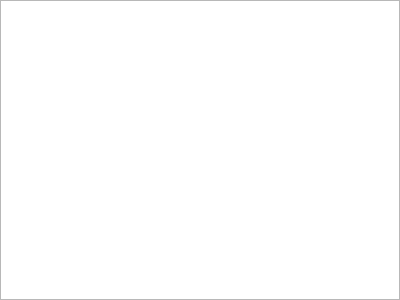
Above: Forms/VocabularyWordsWidget.ui from iatanasov77/qvocabulary before the change. Below: the same form after it.
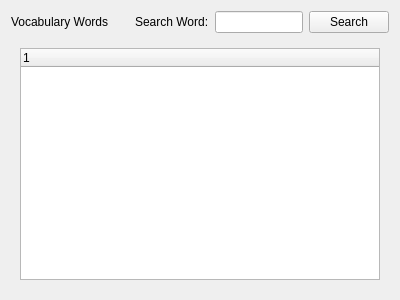
That is the form after the change. The open tabs and pages were chosen to show the change.

Commit message: Search Vocabulary Feature

The edit to the form file:
```diff
--- a/Forms/VocabularyWordsWidget.ui
+++ b/Forms/VocabularyWordsWidget.ui
@@ -14,23 +14,73 @@
    <string>Frame</string>
   </property>
   <layout class="QVBoxLayout" name="verticalLayout">
-   <property name="spacing">
-    <number>0</number>
-   </property>
-   <property name="leftMargin">
-    <number>0</number>
-   </property>
-   <property name="topMargin">
-    <number>0</number>
-   </property>
-   <property name="rightMargin">
-    <number>0</number>
-   </property>
-   <property name="bottomMargin">
-    <number>0</number>
-   </property>
    <item>
-    <widget class="QTableView" name="tableView"/>
+    <layout class="QHBoxLayout" name="horizontalLayout">
+     <item>
+      <widget class="QLabel" name="label_2">
+       <property name="text">
+        <string>Vocabulary Words</string>
+       </property>
+      </widget>
+     </item>
+     <item>
+      <spacer name="horizontalSpacer">
+       <property name="orientation">
+        <enum>Qt::Horizontal</enum>
+       </property>
+       <property name="sizeHint" stdset="0">
+        <size>
+         <width>40</width>
+         <height>20</height>
+        </size>
+       </property>
+      </spacer>
+     </item>
+     <item>
+      <widget class="QLabel" name="label">
+       <property name="text">
+        <string>Search Word:</string>
+       </property>
+      </widget>
+     </item>
+     <item>
+      <widget class="QLineEdit" name="leSearch"/>
+     </item>
+     <item>
+      <widget class="QPushButton" name="btnSearch">
+       <property name="text">
+        <string>Search</string>
+       </property>
+      </widget>
+     </item>
+    </layout>
+   </item>
+   <item>
+    <widget class="QStackedWidget" name="stackedWidget">
+     <property name="currentIndex">
+      <number>0</number>
+     </property>
+     <widget class="QWidget" name="pageVocabulary">
+      <layout class="QVBoxLayout" name="verticalLayout_3">
+       <item>
+        <widget class="QTableView" name="tableView"/>
+       </item>
+      </layout>
+     </widget>
+     <widget class="QWidget" name="pageSearch">
+      <layout class="QVBoxLayout" name="verticalLayout_2">
+       <item>
+        <widget class="QTreeWidget" name="treeWidget">
+         <column>
+          <property name="text">
+           <string notr="true">1</string>
+          </property>
+         </column>
+        </widget>
+       </item>
+      </layout>
+     </widget>
+    </widget>
    </item>
   </layout>
  </widget>
```
The commit also changes 3 other files.
